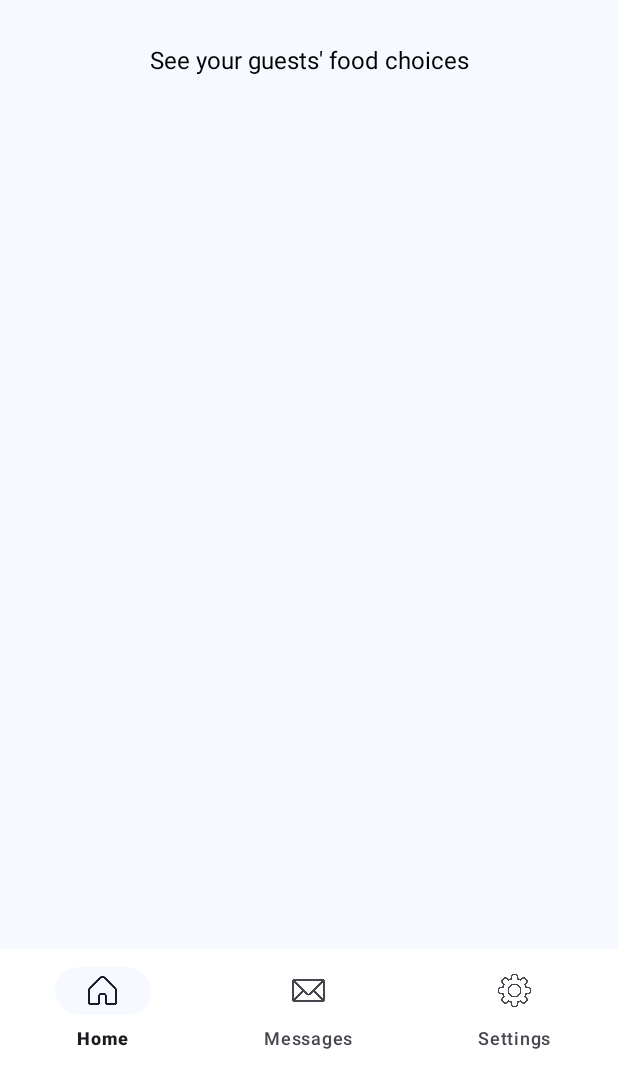
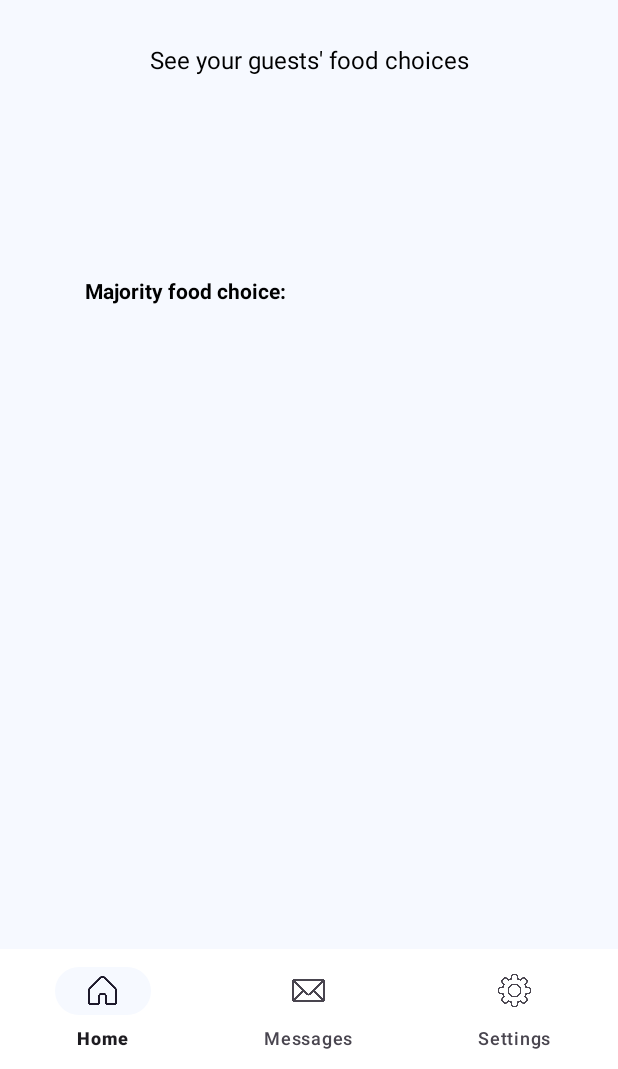
Before and after one commit to Toews-Collini/BoardGamerApp, an Android app built with Jetpack Compose: the FoodChoiceOverview screen opened directly, with no data from a screen before it, on a phone screen of 412 x 824 dp, the part 167-1236 px from its top. Run offline under Robolectric (Android 15) with nearby library versions, the light colour scheme and no system bars; 1 statement that could not run was skipped.

Commit message:
added majority food choice in foodoverview

```diff
--- a/app/src/main/res/layout/activity_food_choice_overview.xml
+++ b/app/src/main/res/layout/activity_food_choice_overview.xml
@@ -61,6 +61,20 @@
         app:layout_constraintTop_toBottomOf="@+id/foodChoice"
         app:layout_constraintVertical_bias="0.087" />
 
+    <TextView
+        android:id="@+id/majorityFoodChoice"
+        android:layout_width="wrap_content"
+        android:layout_height="wrap_content"
+        android:layout_marginTop="46dp"
+        android:gravity="center"
+        android:text="@string/majorityFoodChoice"
+        android:textColor="@color/black"
+        android:textStyle="bold"
+        app:layout_constraintEnd_toEndOf="parent"
+        app:layout_constraintHorizontal_bias="0.203"
+        app:layout_constraintStart_toStartOf="parent"
+        app:layout_constraintTop_toBottomOf="@+id/foodChoiceRecyclerView" />
+
     <com.google.android.material.bottomnavigation.BottomNavigationView
         android:id="@+id/bottom_navigation"
         android:layout_width="match_parent"
--- a/app/src/main/res/values/strings.xml
+++ b/app/src/main/res/values/strings.xml
@@ -91,4 +91,5 @@
     <string name="sendMessage">Send</string>
     <string name="enterMessage">Enter message</string>
     <string name="no_settings_available">No settings available</string>
+    <string name="majorityFoodChoice">Majority food choice:</string>
 </resources>
```
Also changed, not shown: 1 other file.
